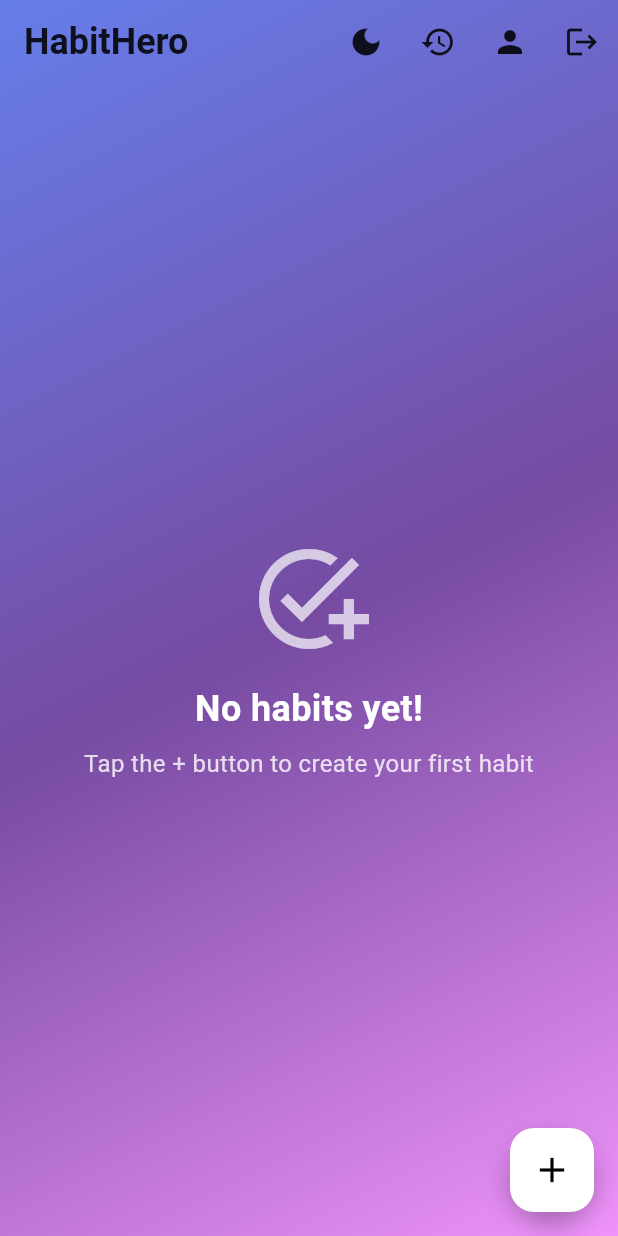
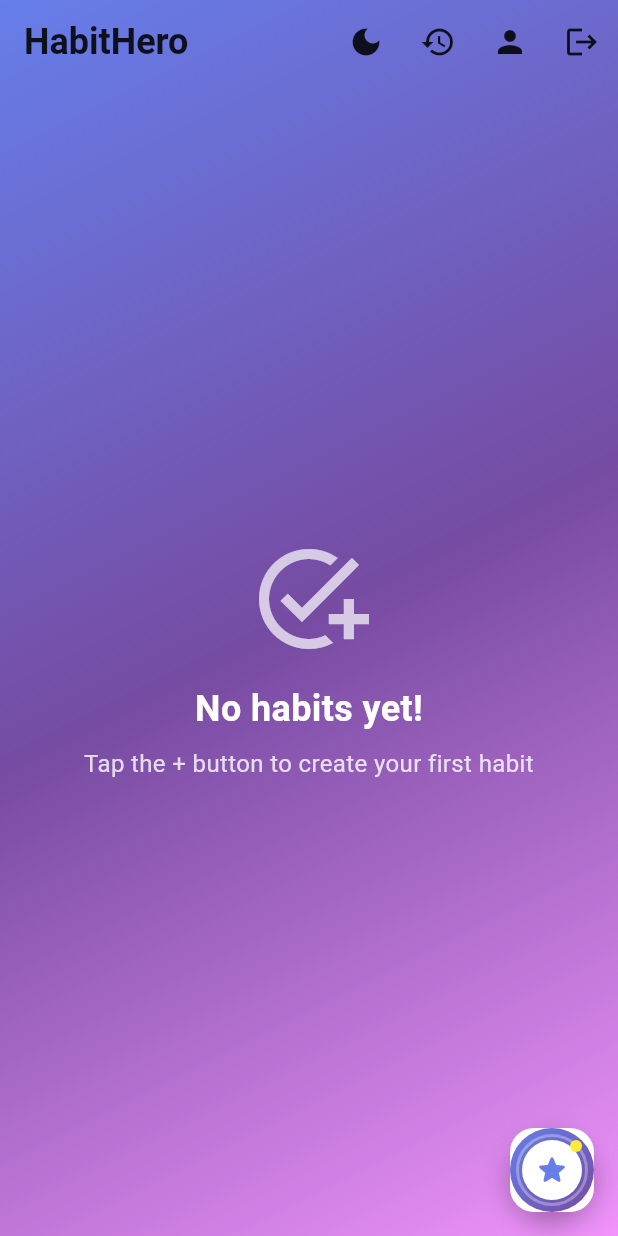
Before and after one commit to RkTushar/habithero, a Flutter app: the HomeScreen screen opened directly, on a phone screen of 412 x 824 dp. Run offline on Flutter 3.47's test engine with Material 3 defaults, Android fonts, the phone set to English and light mode, and no system bars; our stand-ins replace cloud_firestore, firebase_auth, firebase_core, flutter_local_notifications, shared_preferences, table_calendar and 1 more; accounts and stored records are empty.

Commit message:
Update home_screen.dart

```diff
--- a/lib/screens/home_screen.dart
+++ b/lib/screens/home_screen.dart
@@ -413,7 +413,65 @@ class HomeScreen extends StatelessWidget {
           backgroundColor: isDark ? Colors.white : Colors.white,
           foregroundColor: isDark ? Colors.black : Colors.black,
           elevation: 0,
-          child: Icon(Icons.add, size: 28),
+          child: Container(
+            width: 56,
+            height: 56,
+            decoration: BoxDecoration(
+              shape: BoxShape.circle,
+              gradient: LinearGradient(
+                colors: [
+                  Color(0xFF667eea),
+                  Color(0xFF764ba2),
+                ],
+                begin: Alignment.topLeft,
+                end: Alignment.bottomRight,
+              ),
+            ),
+            child: Stack(
+              alignment: Alignment.center,
+              children: [
+                // Outer ring
+                Container(
+                  width: 48,
+                  height: 48,
+                  decoration: BoxDecoration(
+                    shape: BoxShape.circle,
+                    border: Border.all(
+                      color: Colors.white.withOpacity(0.3),
+                      width: 2,
+                    ),
+                  ),
+                ),
+                // Inner circle with icon
+                Container(
+                  width: 40,
+                  height: 40,
+                  decoration: BoxDecoration(
+                    shape: BoxShape.circle,
+                    color: Colors.white,
+                  ),
+                  child: Icon(
+                    Icons.star_rounded,
+                    color: Color(0xFF667eea),
+                    size: 24,
+                  ),
+                ),
+                // Small sparkle effect
+                Positioned(
+                  top: 8,
+                  right: 8,
+                  child: Container(
+                    width: 8,
+                    height: 8,
+                    decoration: BoxDecoration(
+                      shape: BoxShape.circle,
+                      color: Colors.yellow,
+                    ),
+                  ),
+                ),
+              ],
+            ),
+          ),
         ),
       ),
     );
```
